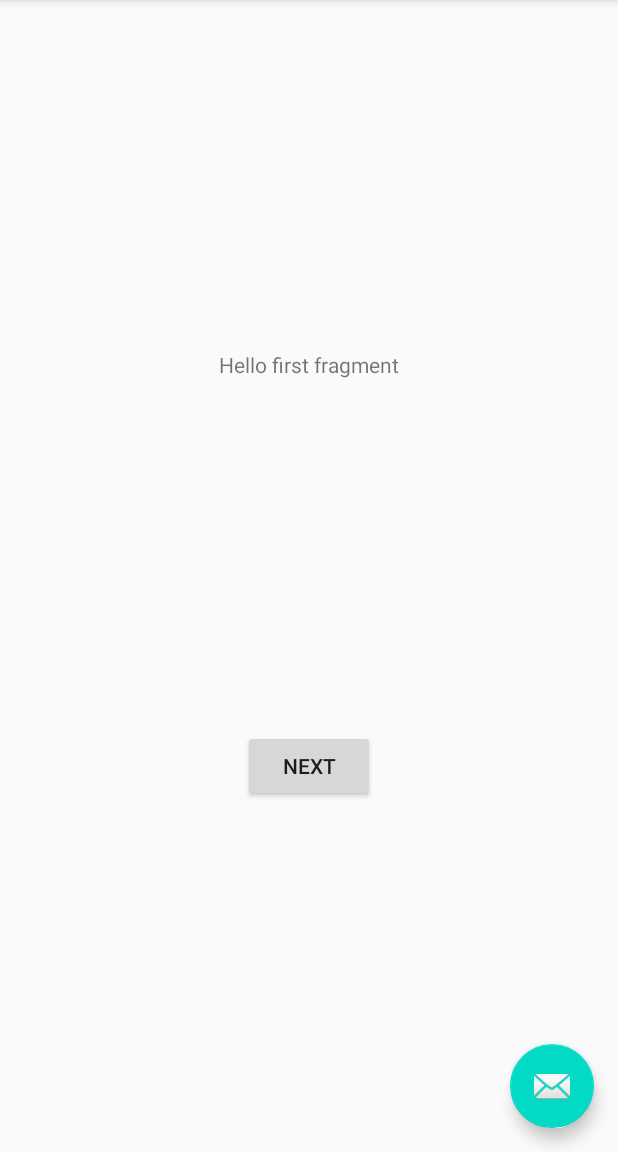
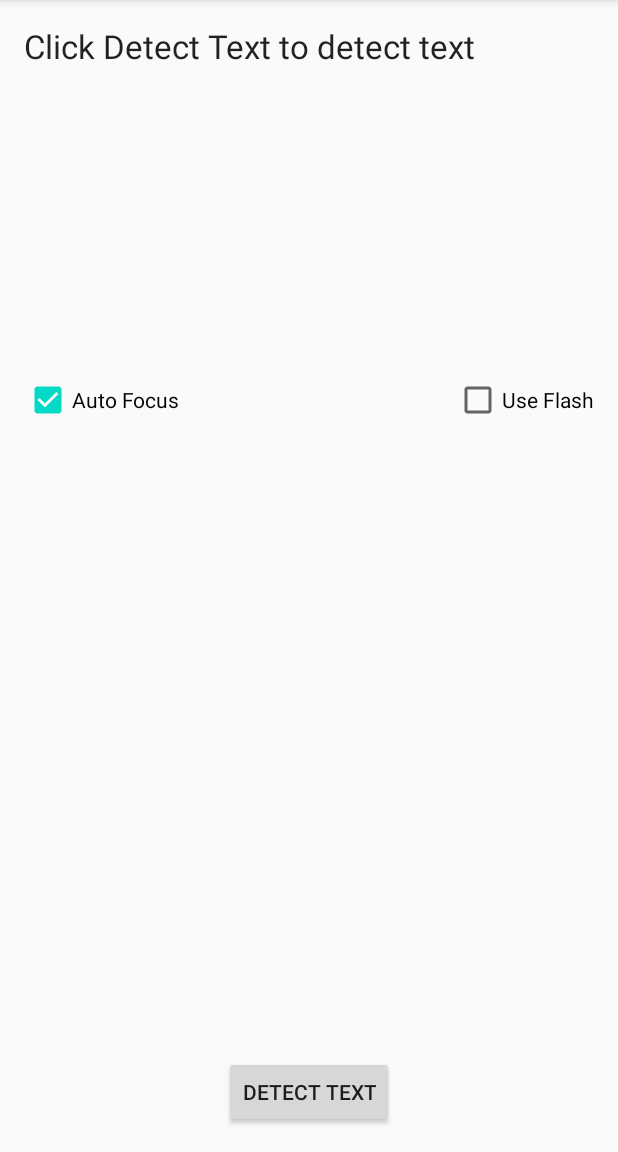
Before and after one commit to MisodaFR/misocontact, an Android app: the screen it shows after launch (MainActivity), on a phone screen of 412 x 824 dp, the part 84-1236 px from its top. Run offline under Robolectric (Android 15) with nearby library versions, the phone set to English and light mode, and no system bars.

Commit message:
Create the first fragment (home page)

```diff
--- a/MisoCard/app/src/main/java/fr/misoda/card/FirstFragment.java
+++ b/MisoCard/app/src/main/java/fr/misoda/card/FirstFragment.java
@@ -20,7 +20,7 @@ public class FirstFragment extends Fragment {
     public void onViewCreated(@NonNull View view, Bundle savedInstanceState) {
         super.onViewCreated(view, savedInstanceState);
 
-        view.findViewById(R.id.button_first).setOnClickListener(new View.OnClickListener() {
+        view.findViewById(R.id.read_text).setOnClickListener(new View.OnClickListener() {
             @Override
             public void onClick(View view) {
                 NavHostFragment.findNavController(FirstFragment.this)
--- a/MisoCard/app/src/main/java/fr/misoda/card/MainActivity.java
+++ b/MisoCard/app/src/main/java/fr/misoda/card/MainActivity.java
@@ -19,14 +19,14 @@ public class MainActivity extends AppCompatActivity {
         Toolbar toolbar = findViewById(R.id.toolbar);
         setSupportActionBar(toolbar);
 
-        FloatingActionButton fab = findViewById(R.id.fab);
+        /*FloatingActionButton fab = findViewById(R.id.fab);
         fab.setOnClickListener(new View.OnClickListener() {
             @Override
             public void onClick(View view) {
                 Snackbar.make(view, "Replace with your own action", Snackbar.LENGTH_LONG)
                         .setAction("Action", null).show();
             }
-        });
+        });*/
     }
 
     @Override
--- a/MisoCard/app/src/main/res/layout/activity_main.xml
+++ b/MisoCard/app/src/main/res/layout/activity_main.xml
@@ -22,12 +22,12 @@
 
     <include layout="@layout/content_main" />
 
-    <com.google.android.material.floatingactionbutton.FloatingActionButton
+    <!--<com.google.android.material.floatingactionbutton.FloatingActionButton
         android:id="@+id/fab"
         android:layout_width="wrap_content"
         android:layout_height="wrap_content"
         android:layout_gravity="bottom|end"
         android:layout_margin="@dimen/fab_margin"
-        app:srcCompat="@android:drawable/ic_dialog_email" />
+        app:srcCompat="@android:drawable/ic_dialog_email" />-->
 
 </androidx.coordinatorlayout.widget.CoordinatorLayout>
--- a/MisoCard/app/src/main/res/layout/fragment_first.xml
+++ b/MisoCard/app/src/main/res/layout/fragment_first.xml
@@ -1,12 +1,11 @@
 <?xml version="1.0" encoding="utf-8"?>
 <androidx.constraintlayout.widget.ConstraintLayout xmlns:android="http://schemas.android.com/apk/res/android"
-    xmlns:app="http://schemas.android.com/apk/res-auto"
     xmlns:tools="http://schemas.android.com/tools"
     android:layout_width="match_parent"
     android:layout_height="match_parent"
     tools:context=".FirstFragment">
 
-    <TextView
+    <!--<TextView
         android:id="@+id/textview_first"
         android:layout_width="wrap_content"
         android:layout_height="wrap_content"
@@ -24,5 +23,68 @@
         app:layout_constraintBottom_toBottomOf="parent"
         app:layout_constraintEnd_toEndOf="parent"
         app:layout_constraintStart_toStartOf="parent"
-        app:layout_constraintTop_toBottomOf="@id/textview_first" />
+        app:layout_constraintTop_toBottomOf="@id/textview_first" />-->
+
+    <RelativeLayout
+        android:layout_width="match_parent"
+        android:layout_height="match_parent"
+        android:paddingLeft="@dimen/activity_horizontal_margin"
+        android:paddingTop="@dimen/activity_vertical_margin"
+        android:paddingRight="@dimen/activity_horizontal_margin"
+        android:paddingBottom="@dimen/activity_vertical_margin"
+        tools:context="com.google.android.gms.samples.vision.ocrreader.MainActivity">
+
+        <TextView
+            android:id="@+id/status_message"
+            android:layout_width="match_parent"
+            android:layout_height="wrap_content"
+            android:layout_alignParentEnd="true"
+            android:layout_alignParentRight="true"
+            android:layout_centerHorizontal="true"
+            android:text="@string/ocr_header"
+            android:textAppearance="?android:attr/textAppearanceLarge" />
+
+        <TextView
+            android:id="@+id/text_value"
+            android:layout_width="wrap_content"
+            android:layout_height="wrap_content"
+            android:layout_below="@+id/status_message"
+            android:layout_alignEnd="@+id/status_message"
+            android:layout_alignRight="@+id/status_message"
+            android:layout_alignParentStart="true"
+            android:layout_alignParentLeft="true"
+            android:layout_marginTop="110dp"
+            android:textAppearance="?android:attr/textAppearanceLarge" />
+
+        <Button
+            android:id="@+id/read_text"
+            android:layout_width="wrap_content"
+            android:layout_height="wrap_content"
+            android:layout_alignParentBottom="true"
+            android:layout_centerHorizontal="true"
+            android:text="@string/read_text" />
+
+        <CheckBox
+            android:id="@+id/auto_focus"
+            android:layout_width="wrap_content"
+            android:layout_height="wrap_content"
+            android:layout_below="@+id/text_value"
+            android:layout_alignParentStart="true"
+            android:layout_alignParentLeft="true"
+            android:layout_marginTop="66dp"
+            android:checked="true"
+            android:text="@string/auto_focus" />
+
+        <CheckBox
+            android:id="@+id/use_flash"
+            android:layout_width="wrap_content"
+            android:layout_height="wrap_content"
+            android:layout_alignTop="@+id/auto_focus"
+            android:layout_alignParentEnd="true"
+            android:layout_alignParentRight="true"
+            android:checked="false"
+            android:text="@string/use_flash" />
+
+    </RelativeLayout>
+
 </androidx.constraintlayout.widget.ConstraintLayout>
--- a/MisoCard/app/src/main/res/values/dimens.xml
+++ b/MisoCard/app/src/main/res/values/dimens.xml
@@ -1,3 +1,5 @@
 <resources>
     <dimen name="fab_margin">16dp</dimen>
+    <dimen name="activity_horizontal_margin">16dp</dimen>
+    <dimen name="activity_vertical_margin">16dp</dimen>
 </resources>
--- a/MisoCard/app/src/main/res/values/strings.xml
+++ b/MisoCard/app/src/main/res/values/strings.xml
@@ -9,4 +9,17 @@
 
     <string name="hello_first_fragment">Hello first fragment</string>
     <string name="hello_second_fragment">Hello second fragment. Arg: %1$s</string>
+
+    <string name="ok">OK</string>
+    <string name="permission_camera_rationale">Access to the camera is needed for detection</string>
+    <string name="no_camera_permission">This application cannot run because it does not have the camera permission.  The application will now exit.</string>
+    <string name="low_storage_error">Ocr dependencies cannot be downloaded due to low device storage</string>
+    <string name="title_activity_main">Ocr Detector Sample</string>
+    <string name="ocr_header">Click &quot;Detect Text&quot; to detect text</string>
+    <string name="read_text">Detect Text</string>
+    <string name="auto_focus">Auto Focus</string>
+    <string name="use_flash">Use Flash</string>
+    <string name="ocr_success">Text read successfully</string>
+    <string name="ocr_failure">No text captured</string>
+    <string name="ocr_error">"Error reading text: %1$s"</string>
 </resources>
```
